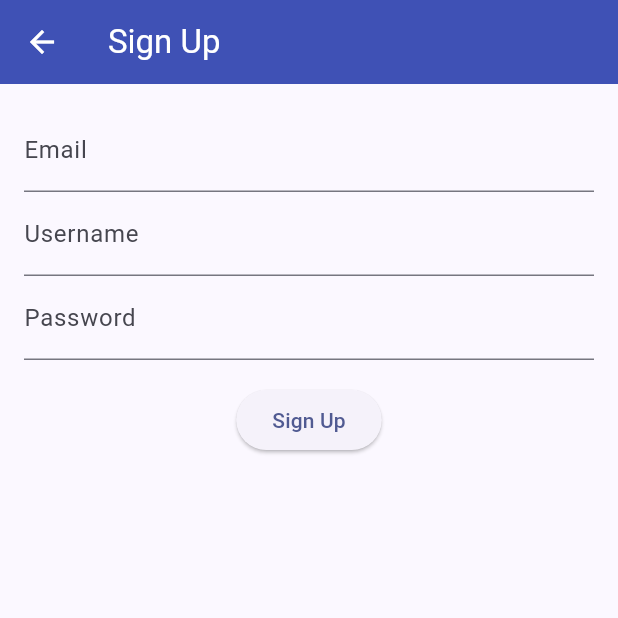
After one commit to Stephen-Odumirin/flutter-demo, a Flutter app: the screen it shows after launch, after a tap on "No account? Sign up", on a phone screen of 412 x 824 dp, the top half of it. The commit adds this screen. Run offline on Flutter 3.47's test engine with Material 3 defaults, Android fonts, the phone set to English and light mode, and no system bars; our stand-ins replace bloc, equatable, flutter_bloc, shared_preferences; Roboto replaces fonts that are missing (Montserrat).

Commit message:
Add signup page and update pages

```diff
--- a/lib/features/auth/presentation/pages/login_page.dart
+++ b/lib/features/auth/presentation/pages/login_page.dart
@@ -4,6 +4,7 @@ import 'package:flutter_bloc/flutter_bloc.dart';
 import '../bloc/auth_bloc.dart';
 import '../bloc/auth_event.dart';
 import '../bloc/auth_state.dart';
+import 'signup_page.dart';
 
 class LoginPage extends StatefulWidget {
   const LoginPage({Key? key}) : super(key: key);
@@ -71,6 +72,17 @@ class _LoginPageState extends State<LoginPage> {
                 );
               },
             ),
+            const SizedBox(height: 8),
+            TextButton(
+              onPressed: () {
+                Navigator.of(context).push(
+                  MaterialPageRoute(
+                    builder: (_) => const SignUpPage(),
+                  ),
+                );
+              },
+              child: const Text('No account? Sign up'),
+            ),
           ],
         ),
       ),
--- /dev/null
+++ b/lib/features/auth/presentation/pages/signup_page.dart
@@ -0,0 +1,58 @@
+import 'package:flutter/material.dart';
+
+class SignUpPage extends StatefulWidget {
+  const SignUpPage({Key? key}) : super(key: key);
+
+  @override
+  State<SignUpPage> createState() => _SignUpPageState();
+}
+
+class _SignUpPageState extends State<SignUpPage> {
+  final _emailController = TextEditingController();
+  final _usernameController = TextEditingController();
+  final _passwordController = TextEditingController();
+
+  @override
+  void dispose() {
+    _emailController.dispose();
+    _usernameController.dispose();
+    _passwordController.dispose();
+    super.dispose();
+  }
+
+  @override
+  Widget build(BuildContext context) {
+    return Scaffold(
+      appBar: AppBar(title: const Text('Sign Up')),
+      body: Padding(
+        padding: const EdgeInsets.all(16.0),
+        child: Column(
+          children: [
+            TextField(
+              controller: _emailController,
+              decoration: const InputDecoration(labelText: 'Email'),
+            ),
+            TextField(
+              controller: _usernameController,
+              decoration: const InputDecoration(labelText: 'Username'),
+            ),
+            TextField(
+              controller: _passwordController,
+              decoration: const InputDecoration(labelText: 'Password'),
+              obscureText: true,
+            ),
+            const SizedBox(height: 16),
+            ElevatedButton(
+              onPressed: () {
+                ScaffoldMessenger.of(context).showSnackBar(
+                  const SnackBar(content: Text('Sign up not implemented')),
+                );
+              },
+              child: const Text('Sign Up'),
+            ),
+          ],
+        ),
+      ),
+    );
+  }
+}
--- a/lib/main.dart
+++ b/lib/main.dart
@@ -28,7 +28,12 @@ class MyApp extends StatelessWidget {
       title: 'FakeStore App',
       theme: ThemeData(
         useMaterial3: true,
-        colorSchemeSeed: Colors.teal,
+        colorSchemeSeed: Colors.indigo,
+        fontFamily: 'Montserrat',
+        appBarTheme: const AppBarTheme(
+          backgroundColor: Colors.indigo,
+          foregroundColor: Colors.white,
+        ),
       ),
       home: RepositoryProvider.value(
         value: repository,
```
Also changed, not shown: lib/features/cart/presentation/pages/cart_page.dart (+13 -1 lines), lib/features/product/presentation/pages/product_page.dart (+17 -4 lines).
